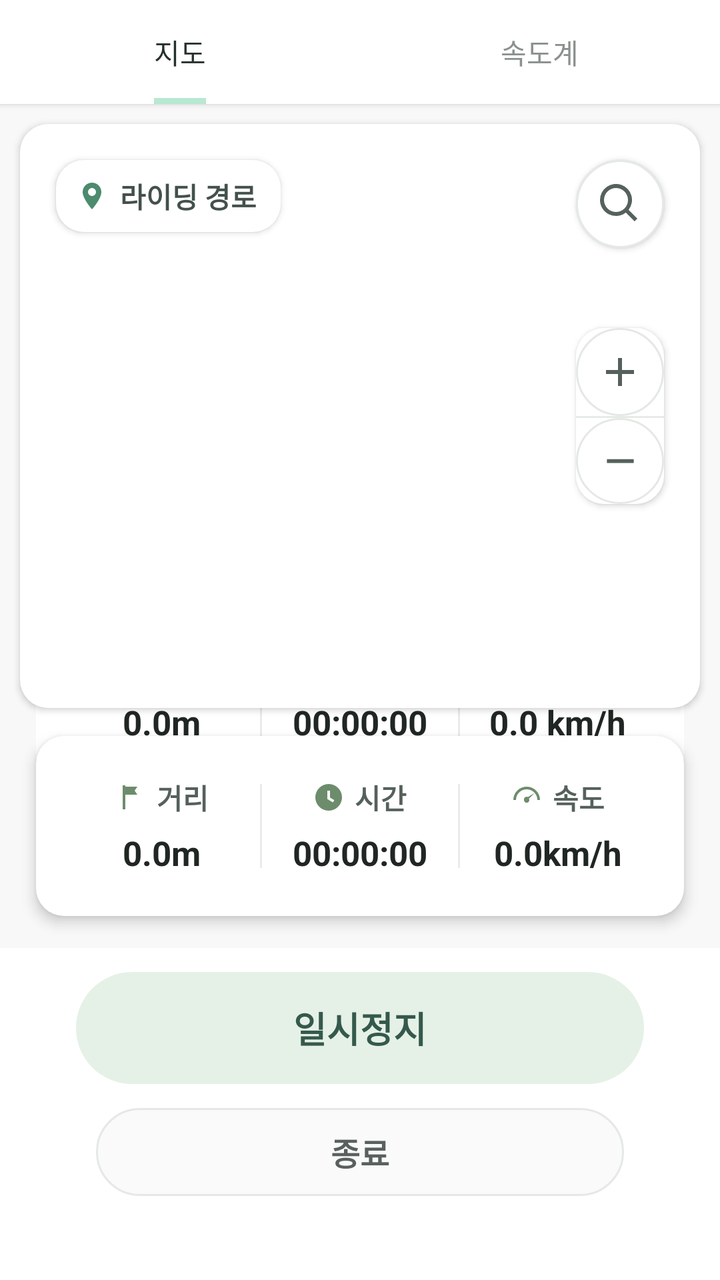
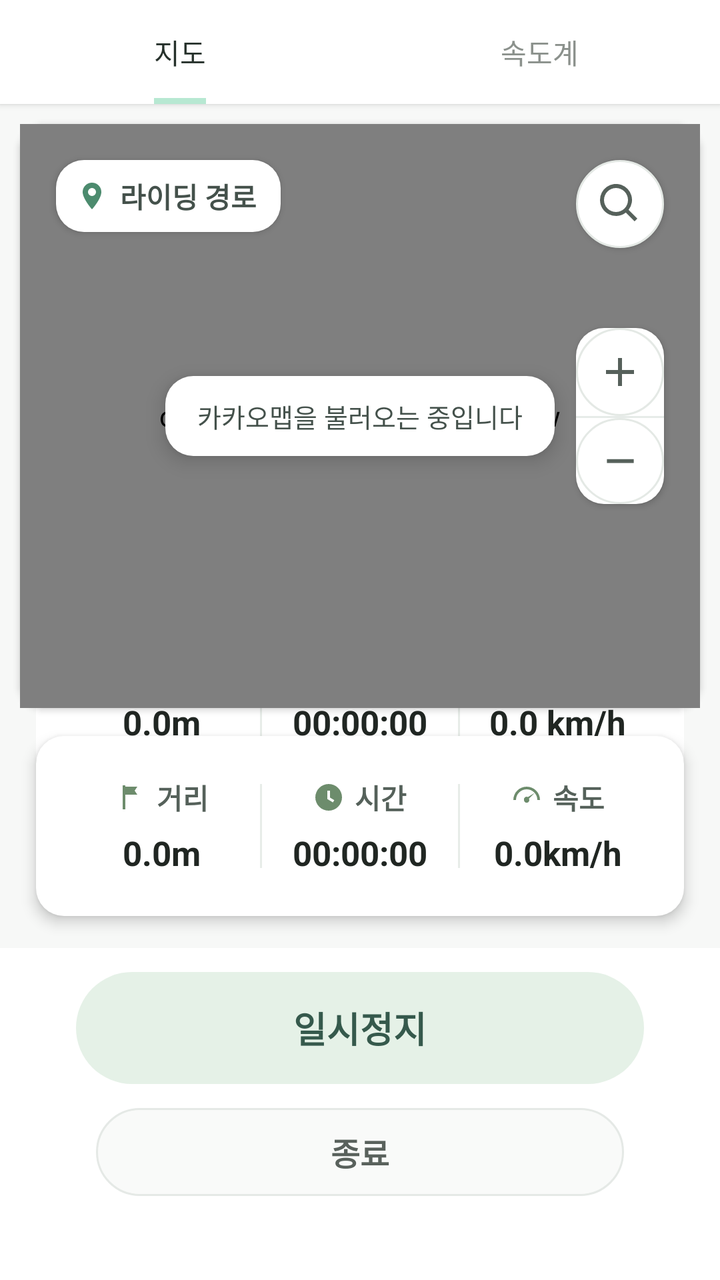

Compare the two renders of this Android layout. The source of the first and the diff that turns it into the second are given below.
<!-- AndroidManifest.xml: application theme AppTheme -->
<!-- res/layout/activity_riding_start.xml -->
<?xml version="1.0" encoding="utf-8"?>
<androidx.constraintlayout.widget.ConstraintLayout xmlns:android="http://schemas.android.com/apk/res/android"
    xmlns:app="http://schemas.android.com/apk/res-auto"
    xmlns:tools="http://schemas.android.com/tools"
    android:id="@+id/default_layout"
    android:layout_width="match_parent"
    android:layout_height="match_parent"
    android:background="#F7F8F7"
    tools:context=".ui.riding.StartActivity">

    <com.google.android.material.tabs.TabLayout
        android:id="@+id/tab_layout"
        android:layout_width="0dp"
        android:layout_height="52dp"
        android:background="#FFFFFF"
        android:elevation="2dp"
        app:layout_constraintEnd_toEndOf="parent"
        app:layout_constraintStart_toStartOf="parent"
        app:layout_constraintTop_toTopOf="parent"
        app:tabGravity="fill"
        app:tabIndicatorColor="#B7E8D2"
        app:tabIndicatorHeight="3dp"
        app:tabIndicatorFullWidth="false"
        app:tabMode="fixed"
        app:tabSelectedTextColor="#26312B"
        app:tabTextAppearance="@style/TextAppearance.Design.Tab"
        app:tabTextColor="#8B918C">

        <com.google.android.material.tabs.TabItem
            android:layout_width="wrap_content"
            android:layout_height="wrap_content"
            android:text="지도" />

        <com.google.android.material.tabs.TabItem
            android:layout_width="wrap_content"
            android:layout_height="wrap_content"
            android:text="속도계" />
    </com.google.android.material.tabs.TabLayout>

    <FrameLayout
        android:id="@+id/map_layout"
        android:layout_width="0dp"
        android:layout_height="0dp"
        android:layout_marginStart="10dp"
        android:layout_marginTop="10dp"
        android:layout_marginEnd="10dp"
        android:layout_marginBottom="14dp"
        android:background="@drawable/riding_info_card"
        android:elevation="2dp"
        app:layout_constraintBottom_toTopOf="@+id/speed_pre"
        app:layout_constraintEnd_toEndOf="parent"
        app:layout_constraintStart_toStartOf="parent"
        app:layout_constraintTop_toBottomOf="@+id/tab_layout">

        <RelativeLayout
            android:id="@+id/map_view"
            android:layout_width="match_parent"
            android:layout_height="match_parent" />

        <LinearLayout
            android:layout_width="wrap_content"
            android:layout_height="36dp"
            android:layout_gravity="start|top"
            android:layout_marginStart="18dp"
            android:layout_marginTop="18dp"
            android:background="@drawable/riding_info_card"
            android:elevation="2dp"
            android:gravity="center_vertical"
            android:orientation="horizontal"
            android:paddingStart="10dp"
            android:paddingEnd="12dp">

            <ImageView
                android:layout_width="16dp"
                android:layout_height="16dp"
                android:src="@drawable/riding_ic_pin" />

            <TextView
                android:layout_width="wrap_content"
                android:layout_height="wrap_content"
                android:layout_marginStart="6dp"
                android:text="라이딩 경로"
                android:textColor="#44514B"
                android:textSize="14sp"
                android:textStyle="bold" />
        </LinearLayout>

        <ImageView
            android:layout_width="44dp"
            android:layout_height="44dp"
            android:layout_gravity="end|top"
            android:layout_marginTop="18dp"
            android:layout_marginEnd="18dp"
            android:background="@drawable/riding_map_control"
            android:elevation="2dp"
            android:padding="10dp"
            android:src="@drawable/riding_ic_search" />

        <LinearLayout
            android:layout_width="44dp"
            android:layout_height="88dp"
            android:layout_gravity="end|center_vertical"
            android:layout_marginEnd="18dp"
            android:background="@drawable/riding_info_card"
            android:elevation="2dp"
            android:orientation="vertical">

            <ImageView
                android:layout_width="match_parent"
                android:layout_height="44dp"
                android:background="@drawable/riding_map_control"
                android:padding="10dp"
                android:src="@drawable/riding_ic_plus" />

            <View
                android:layout_width="match_parent"
                android:layout_height="1dp"
                android:background="#E6EBE8" />

            <ImageView
                android:layout_width="match_parent"
                android:layout_height="43dp"
                android:background="@drawable/riding_map_control"
                android:padding="10dp"
                android:src="@drawable/riding_ic_minus" />
        </LinearLayout>
    </FrameLayout>

    <LinearLayout
        android:id="@+id/speed_pre"
        android:layout_width="0dp"
        android:layout_height="90dp"
        android:layout_marginStart="18dp"
        android:layout_marginEnd="18dp"
        android:layout_marginBottom="16dp"
        android:background="@drawable/riding_info_card"
        android:elevation="4dp"
        android:gravity="center"
        android:orientation="horizontal"
        android:paddingStart="14dp"
        android:paddingEnd="14dp"
        app:layout_constraintBottom_toTopOf="@+id/control_panel"
        app:layout_constraintEnd_toEndOf="parent"
        app:layout_constraintStart_toStartOf="parent">

        <LinearLayout
            android:layout_width="0dp"
            android:layout_height="match_parent"
            android:layout_weight="1"
            android:gravity="center"
            android:orientation="vertical">

            <LinearLayout
                android:layout_width="wrap_content"
                android:layout_height="wrap_content"
                android:gravity="center_vertical"
                android:orientation="horizontal">

                <ImageView
                    android:layout_width="16dp"
                    android:layout_height="16dp"
                    android:src="@drawable/riding_ic_flag" />

                <TextView
                    android:layout_width="wrap_content"
                    android:layout_height="wrap_content"
                    android:layout_marginStart="5dp"
                    android:text="거리"
                    android:textColor="#55615A"
                    android:textSize="14sp"
                    android:textStyle="bold" />
            </LinearLayout>

            <TextView
                android:id="@+id/m_distance"
                android:layout_width="wrap_content"
                android:layout_height="wrap_content"
                android:layout_marginTop="6dp"
                android:text="0.0m"
                android:textColor="#202622"
                android:textSize="17sp"
                android:textStyle="bold" />
        </LinearLayout>

        <View
            android:layout_width="1dp"
            android:layout_height="42dp"
            android:background="#E7ECE8" />

        <LinearLayout
            android:layout_width="0dp"
            android:layout_height="match_parent"
            android:layout_weight="1"
            android:gravity="center"
            android:orientation="vertical">

            <LinearLayout
                android:layout_width="wrap_content"
                android:layout_height="wrap_content"
                android:gravity="center_vertical"
                android:orientation="horizontal">

                <ImageView
                    android:layout_width="16dp"
                    android:layout_height="16dp"
                    android:src="@drawable/riding_ic_clock" />

                <TextView
                    android:layout_width="wrap_content"
                    android:layout_height="wrap_content"
                    android:layout_marginStart="5dp"
                    android:text="시간"
                    android:textColor="#55615A"
                    android:textSize="14sp"
                    android:textStyle="bold" />
            </LinearLayout>

            <TextView
                android:id="@+id/m_time"
                android:layout_width="wrap_content"
                android:layout_height="wrap_content"
                android:layout_marginTop="6dp"
                android:text="00:00:00"
                android:textColor="#202622"
                android:textSize="17sp"
                android:textStyle="bold" />
        </LinearLayout>

        <View
            android:layout_width="1dp"
            android:layout_height="42dp"
            android:background="#E7ECE8" />

        <LinearLayout
            android:layout_width="0dp"
            android:layout_height="match_parent"
            android:layout_weight="1"
            android:gravity="center"
            android:orientation="vertical">

            <LinearLayout
                android:layout_width="wrap_content"
                android:layout_height="wrap_content"
                android:gravity="center_vertical"
                android:orientation="horizontal">

                <ImageView
                    android:layout_width="16dp"
                    android:layout_height="16dp"
                    android:src="@drawable/riding_ic_speed" />

                <TextView
                    android:layout_width="wrap_content"
                    android:layout_height="wrap_content"
                    android:layout_marginStart="5dp"
                    android:text="속도"
                    android:textColor="#55615A"
                    android:textSize="14sp"
                    android:textStyle="bold" />
            </LinearLayout>

            <TextView
                android:id="@+id/m_speed"
                android:layout_width="wrap_content"
                android:layout_height="wrap_content"
                android:layout_marginTop="6dp"
                android:text="0.0km/h"
                android:textColor="#202622"
                android:textSize="17sp"
                android:textStyle="bold" />
        </LinearLayout>
    </LinearLayout>

    <LinearLayout
        android:id="@+id/speed_tap"
        android:layout_width="0dp"
        android:layout_height="0dp"
        android:background="#F7F8F7"
        android:gravity="center_horizontal"
        android:orientation="vertical"
        android:paddingStart="18dp"
        android:paddingTop="18dp"
        android:paddingEnd="18dp"
        app:layout_constraintBottom_toTopOf="@+id/control_panel"
        app:layout_constraintEnd_toEndOf="parent"
        app:layout_constraintStart_toStartOf="parent"
        app:layout_constraintTop_toBottomOf="@+id/tab_layout">

        <ImageView
            android:id="@+id/speed_gauge"
            android:layout_width="210dp"
            android:layout_height="126dp"
            android:layout_marginTop="6dp"
            android:src="@drawable/riding_speed_gauge" />

        <LinearLayout
            android:layout_width="wrap_content"
            android:layout_height="wrap_content"
            android:layout_marginTop="8dp"
            android:gravity="bottom|center_horizontal"
            android:orientation="horizontal">

            <TextView
                android:id="@+id/nowspeed"
                android:layout_width="wrap_content"
                android:layout_height="wrap_content"
                android:text="0.0"
                android:textColor="#252D2A"
                android:textSize="56sp"
                android:textStyle="bold" />

            <TextView
                android:layout_width="wrap_content"
                android:layout_height="wrap_content"
                android:layout_marginStart="6dp"
                android:layout_marginBottom="10dp"
                android:text="km/h"
                android:textColor="#7C8C84"
                android:textSize="20sp" />
        </LinearLayout>

        <LinearLayout
            android:id="@+id/speedlayout"
            android:layout_width="match_parent"
            android:layout_height="90dp"
            android:layout_marginTop="18dp"
            android:background="@drawable/riding_info_card"
            android:elevation="2dp"
            android:gravity="center"
            android:orientation="horizontal"
            android:paddingStart="14dp"
            android:paddingEnd="14dp">

            <LinearLayout
                android:layout_width="0dp"
                android:layout_height="match_parent"
                android:layout_weight="1"
                android:gravity="center"
                android:orientation="vertical">

                <LinearLayout
                    android:layout_width="wrap_content"
                    android:layout_height="wrap_content"
                    android:gravity="center_vertical"
                    android:orientation="horizontal">

                    <ImageView
                        android:layout_width="16dp"
                        android:layout_height="16dp"
                        android:src="@drawable/riding_ic_flag" />

                    <TextView
                        android:layout_width="wrap_content"
                        android:layout_height="wrap_content"
                        android:layout_marginStart="5dp"
                        android:text="거리"
                        android:textColor="#55615A"
                        android:textSize="14sp"
                        android:textStyle="bold" />
                </LinearLayout>

                <TextView
                    android:id="@+id/dis"
                    android:layout_width="wrap_content"
                    android:layout_height="wrap_content"
                    android:layout_marginTop="6dp"
                    android:text="0.0m"
                    android:textColor="#202622"
                    android:textSize="17sp"
                    android:textStyle="bold" />
            </LinearLayout>

            <View
                android:layout_width="1dp"
                android:layout_height="42dp"
                android:background="#E7ECE8" />

            <LinearLayout
                android:layout_width="0dp"
                android:layout_height="match_parent"
                android:layout_weight="1"
                android:gravity="center"
                android:orientation="vertical">

                <LinearLayout
                    android:layout_width="wrap_content"
                    android:layout_height="wrap_content"
                    android:gravity="center_vertical"
                    android:orientation="horizontal">

                    <ImageView
                        android:layout_width="16dp"
                        android:layout_height="16dp"
                        android:src="@drawable/riding_ic_clock" />

                    <TextView
                        android:layout_width="wrap_content"
                        android:layout_height="wrap_content"
                        android:layout_marginStart="5dp"
                        android:text="시간"
                        android:textColor="#55615A"
                        android:textSize="14sp"
                        android:textStyle="bold" />
                </LinearLayout>

                <TextView
                    android:id="@+id/ingtime"
                    android:layout_width="wrap_content"
                    android:layout_height="wrap_content"
                    android:layout_marginTop="6dp"
                    android:text="00:00:00"
                    android:textColor="#202622"
                    android:textSize="17sp"
                    android:textStyle="bold" />
            </LinearLayout>

            <View
                android:layout_width="1dp"
                android:layout_height="42dp"
                android:background="#E7ECE8" />

            <LinearLayout
                android:layout_width="0dp"
                android:layout_height="match_parent"
                android:layout_weight="1"
                android:gravity="center"
                android:orientation="vertical">

                <LinearLayout
                    android:layout_width="wrap_content"
                    android:layout_height="wrap_content"
                    android:gravity="center_vertical"
                    android:orientation="horizontal">

                    <ImageView
                        android:layout_width="16dp"
                        android:layout_height="16dp"
                        android:src="@drawable/riding_ic_speed" />

                    <TextView
                        android:layout_width="wrap_content"
                        android:layout_height="wrap_content"
                        android:layout_marginStart="5dp"
                        android:text="평균속도"
                        android:textColor="#55615A"
                        android:textSize="14sp"
                        android:textStyle="bold" />
                </LinearLayout>

                <TextView
                    android:id="@+id/avgspeed"
                    android:layout_width="wrap_content"
                    android:layout_height="wrap_content"
                    android:layout_marginTop="6dp"
                    android:text="0.0 km/h"
                    android:textColor="#202622"
                    android:textSize="17sp"
                    android:textStyle="bold" />
            </LinearLayout>
        </LinearLayout>

        <LinearLayout
            android:id="@+id/flow_info"
            android:layout_width="match_parent"
            android:layout_height="56dp"
            android:layout_marginTop="12dp"
            android:background="@drawable/riding_info_card"
            android:elevation="2dp"
            android:gravity="center"
            android:orientation="vertical"
            android:visibility="gone">

            <TextView
                android:id="@+id/couse_info"
                android:layout_width="match_parent"
                android:layout_height="wrap_content"
                android:ellipsize="end"
                android:gravity="center"
                android:maxLines="1"
                android:text="Course"
                android:textColor="#1F2622"
                android:textSize="16sp"
                android:textStyle="bold" />
        </LinearLayout>

        <LinearLayout
            android:id="@+id/status_layout"
            android:layout_width="1dp"
            android:layout_height="1dp"
            android:visibility="gone">

            <TextView
                android:id="@+id/m_t"
                android:layout_width="wrap_content"
                android:layout_height="wrap_content"
                android:text="00" />

            <TextView
                android:id="@+id/m_rest"
                android:layout_width="wrap_content"
                android:layout_height="wrap_content"
                android:text="00" />
        </LinearLayout>

        <LinearLayout
            android:layout_width="1dp"
            android:layout_height="1dp"
            android:visibility="gone">

            <TextView
                android:id="@+id/maxspeed"
                android:layout_width="wrap_content"
                android:layout_height="wrap_content"
                android:text="0" />

            <TextView
                android:id="@+id/resttime"
                android:layout_width="wrap_content"
                android:layout_height="wrap_content"
                android:text="00:00:00" />

            <TextView
                android:id="@+id/Nowgodo"
                android:layout_width="wrap_content"
                android:layout_height="wrap_content"
                android:text="0" />

            <TextView
                android:id="@+id/getgodo"
                android:layout_width="wrap_content"
                android:layout_height="wrap_content"
                android:text="0" />
        </LinearLayout>
    </LinearLayout>

    <LinearLayout
        android:id="@+id/control_panel"
        android:layout_width="0dp"
        android:layout_height="166dp"
        android:background="#FFFFFF"
        android:gravity="top|center_horizontal"
        android:orientation="vertical"
        android:paddingTop="12dp"
        app:layout_constraintBottom_toBottomOf="parent"
        app:layout_constraintEnd_toEndOf="parent"
        app:layout_constraintStart_toStartOf="parent">

        <FrameLayout
            android:layout_width="match_parent"
            android:layout_height="56dp"
            android:layout_marginStart="38dp"
            android:layout_marginEnd="38dp">

            <TextView
                android:id="@+id/pausebt"
                android:layout_width="match_parent"
                android:layout_height="56dp"
                android:background="@drawable/riding_pause_button"
                android:clickable="true"
                android:focusable="true"
                android:gravity="center"
                android:onClick="myOnClick"
                android:text="일시정지"
                android:textColor="#35594C"
                android:textSize="18sp"
                android:textStyle="bold"
                app:drawableStartCompat="@drawable/riding_ic_pause" />

            <TextView
                android:id="@+id/resume_bt"
                android:layout_width="match_parent"
                android:layout_height="56dp"
                android:background="@drawable/riding_pause_button"
                android:clickable="true"
                android:focusable="true"
                android:gravity="center"
                android:onClick="myOnClick"
                android:text="다시 시작"
                android:textColor="#35594C"
                android:textSize="18sp"
                android:textStyle="bold"
                android:visibility="gone"
                app:drawableStartCompat="@drawable/riding_ic_play" />
        </FrameLayout>

        <TextView
            android:id="@+id/endriding"
            android:layout_width="match_parent"
            android:layout_height="44dp"
            android:layout_marginStart="48dp"
            android:layout_marginTop="12dp"
            android:layout_marginEnd="48dp"
            android:background="@drawable/riding_end_button"
            android:clickable="true"
            android:focusable="true"
            android:gravity="center"
            android:text="종료"
            android:textColor="#59615C"
            android:textSize="16sp"
            android:textStyle="bold" />

        <Spinner
            android:id="@+id/help"
            android:layout_width="1dp"
            android:layout_height="1dp"
            android:visibility="gone" />
    </LinearLayout>
</androidx.constraintlayout.widget.ConstraintLayout>
<!-- resources referenced by this layout -->
<resources>
  <!-- drawable riding_end_button (drawable) -->
  <shape xmlns:android="http://schemas.android.com/apk/res/android" android:shape="rectangle">
      <solid android:color="#F9FAF9" />
      <stroke android:width="1dp" android:color="#E5E9E6" />
      <corners android:radius="22dp" />
  </shape>
  <!-- drawable riding_ic_clock (drawable) -->
  <vector xmlns:android="http://schemas.android.com/apk/res/android"
      android:width="20dp"
      android:height="20dp"
      android:viewportWidth="24"
      android:viewportHeight="24">
      <path
          android:fillColor="#6D8C6C"
          android:pathData="M12,2a10,10 0,1 0,0 20,10 10,0 0,0 0,-20zM11,7h2v5.2l3.2,1.9 -1,1.7L11,13.3V7z" />
  </vector>
  <!-- drawable riding_ic_flag (drawable) -->
  <vector xmlns:android="http://schemas.android.com/apk/res/android"
      android:width="20dp"
      android:height="20dp"
      android:viewportWidth="24"
      android:viewportHeight="24">
      <path
          android:fillColor="#6D8C6C"
          android:pathData="M6,3h2v18H6zM8,4h9l-2,3 2,3H8z" />
  </vector>
  <!-- drawable riding_ic_minus (drawable) -->
  <vector xmlns:android="http://schemas.android.com/apk/res/android"
      android:width="24dp"
      android:height="24dp"
      android:viewportWidth="24"
      android:viewportHeight="24">
      <path
          android:fillColor="#56615B"
          android:pathData="M5,11h14v2H5z" />
  </vector>
  <!-- drawable riding_ic_pause (drawable) -->
  <vector xmlns:android="http://schemas.android.com/apk/res/android"
      android:width="24dp"
      android:height="24dp"
      android:viewportWidth="24"
      android:viewportHeight="24">
      <path
          android:fillColor="#35594C"
          android:pathData="M7,5h4v14H7zM13,5h4v14h-4z" />
  </vector>
  <!-- drawable riding_ic_pin (drawable) -->
  <vector xmlns:android="http://schemas.android.com/apk/res/android"
      android:width="20dp"
      android:height="20dp"
      android:viewportWidth="24"
      android:viewportHeight="24">
      <path
          android:fillColor="#4C8B6E"
          android:pathData="M12,2a7,7 0,0 0,-7 7c0,5.2 7,13 7,13s7,-7.8 7,-13a7,7 0,0 0,-7 -7zM12,12a3,3 0,1 1,0 -6,3 3,0 0,1 0,6z" />
  </vector>
  <!-- drawable riding_ic_play (drawable) -->
  <vector xmlns:android="http://schemas.android.com/apk/res/android"
      android:width="24dp"
      android:height="24dp"
      android:viewportWidth="24"
      android:viewportHeight="24">
      <path
          android:fillColor="#35594C"
          android:pathData="M8,5l11,7 -11,7z" />
  </vector>
  <!-- drawable riding_ic_plus (drawable) -->
  <vector xmlns:android="http://schemas.android.com/apk/res/android"
      android:width="24dp"
      android:height="24dp"
      android:viewportWidth="24"
      android:viewportHeight="24">
      <path
          android:fillColor="#56615B"
          android:pathData="M11,5h2v6h6v2h-6v6h-2v-6H5v-2h6z" />
  </vector>
  <!-- drawable riding_info_card (drawable) -->
  <shape xmlns:android="http://schemas.android.com/apk/res/android" android:shape="rectangle">
      <solid android:color="#FFFFFFFF" />
      <corners android:radius="14dp" />
  </shape>
  <!-- drawable riding_map_control (drawable) -->
  <shape xmlns:android="http://schemas.android.com/apk/res/android" android:shape="oval">
      <solid android:color="#FFFFFF" />
      <stroke android:width="1dp" android:color="#E4E9E5" />
  </shape>
  <!-- drawable riding_pause_button (drawable) -->
  <shape xmlns:android="http://schemas.android.com/apk/res/android" android:shape="rectangle">
      <solid android:color="#E5F1E7" />
      <corners android:radius="28dp" />
  </shape>
  <style name="AppTheme" parent="Theme.AppCompat.Light.DarkActionBar">
          
          <item name="colorPrimary">@color/colorPrimary</item>
          <item name="colorPrimaryDark">@color/colorPrimaryDark</item>
          <item name="colorAccent">@color/colorAccent</item>
      </style>
  <color name="colorPrimary">#181818</color>
  <color name="colorPrimaryDark">#181818</color>
  <color name="colorAccent">#03DAC5</color>
  <!-- unchanged entries left out for length: 3 -->
</resources>

<!-- the commit's change to res/layout/activity_riding_start.xml (unified diff, before → after) -->
@@ -6,6 +6,7 @@
     android:layout_width="match_parent"
     android:layout_height="match_parent"
     android:background="#F7F8F7"
+    android:fitsSystemWindows="true"
     tools:context=".ui.riding.StartActivity">
 
     <com.google.android.material.tabs.TabLayout
@@ -52,10 +53,24 @@
         app:layout_constraintStart_toStartOf="parent"
         app:layout_constraintTop_toBottomOf="@+id/tab_layout">
 
-        <RelativeLayout
+        <com.kakao.vectormap.MapView
             android:id="@+id/map_view"
             android:layout_width="match_parent"
             android:layout_height="match_parent" />
+
+        <TextView
+            android:id="@+id/map_status"
+            android:layout_width="wrap_content"
+            android:layout_height="40dp"
+            android:layout_gravity="center"
+            android:background="@drawable/riding_info_card"
+            android:elevation="6dp"
+            android:gravity="center"
+            android:paddingStart="16dp"
+            android:paddingEnd="16dp"
+            android:text="카카오맵을 불러오는 중입니다"
+            android:textColor="#44514B"
+            android:textSize="13sp" />
 
         <LinearLayout
             android:layout_width="wrap_content"
